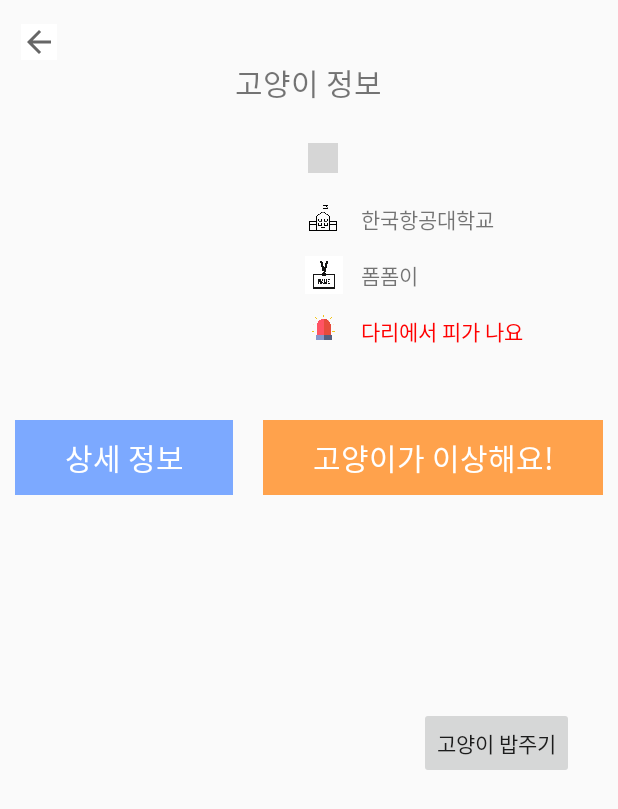
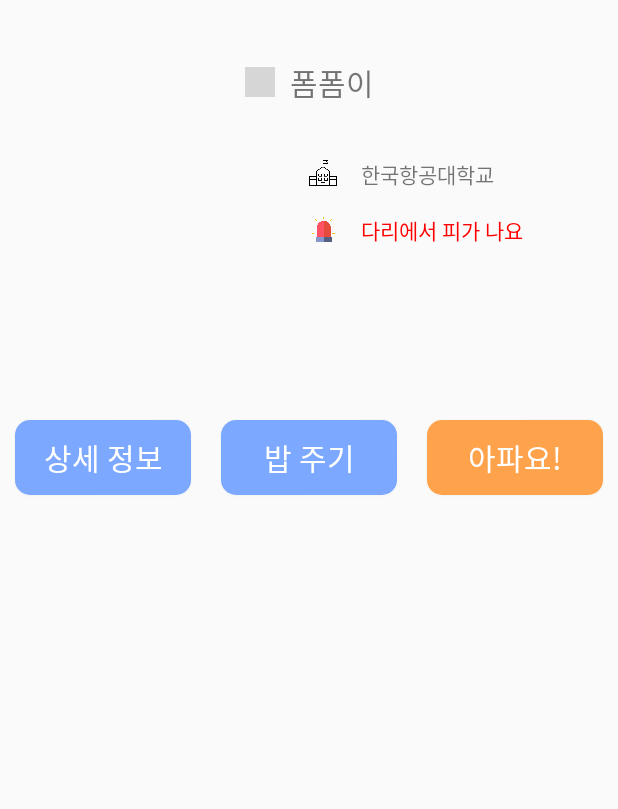
Before and after one commit to Campus-Street-Cat/streetcat, an Android app: the layout activity_cat_main.xml on its own in the app's theme, with its tools: preview values and no code run, on a phone screen of 412 x 824 dp. Shown: the top 809 px of the screen. Run offline under Robolectric (Android 15) with nearby library versions, the phone set to English and light mode, and no system bars; grey boxes are pictures that could not be loaded.

Commit message:
catInfo UI

```diff
--- a/app/src/main/AndroidManifest.xml
+++ b/app/src/main/AndroidManifest.xml
@@ -39,6 +39,7 @@
             android:label="@string/title_activity_login"
             android:theme="@style/Theme.Streetcat.NoActionBar" />
         <activity android:name=".activity.MainActivity" />
+        <activity android:name=".activity.FoodInfo" />
         <activity android:name=".activity.Login" />
         <activity android:name=".activity.Registration" />
         <activity android:name=".activity.CatInfo" />
--- a/app/src/main/res/layout/activity_cat_main.xml
+++ b/app/src/main/res/layout/activity_cat_main.xml
@@ -7,30 +7,44 @@
     android:layout_height="match_parent"
     tools:context=".activity.MainActivity">
 
-    <LinearLayout
+    <androidx.constraintlayout.widget.ConstraintLayout
         android:id="@+id/layout1"
         android:layout_width="match_parent"
         android:layout_height="wrap_content"
-        android:orientation="vertical"
+        android:orientation="horizontal"
         app:layout_constraintTop_toTopOf="parent">
 
-        <ImageButton
-            android:id="@+id/catInfo_backButton"
+        <LinearLayout
             android:layout_width="wrap_content"
             android:layout_height="wrap_content"
-            android:layout_marginStart="14dp"
-            android:layout_marginTop="16dp"
-            android:background="#FFFFFF"
-            android:layout_gravity="center_vertical"
-            app:srcCompat="?attr/actionModeCloseDrawable" />
+            android:layout_marginTop="40dp"
+            app:layout_constraintTop_toTopOf="parent"
+            app:layout_constraintStart_toStartOf="parent"
+            app:layout_constraintEnd_toEndOf="parent">
 
-        <TextView
-            android:layout_width="wrap_content"
-            android:layout_height="wrap_content"
-            android:layout_gravity="center_horizontal"
-            android:text="고양이 정보"
-            android:textSize="20sp" />
-    </LinearLayout>
+            <ImageButton
+                android:id="@+id/cat_star"
+                android:layout_width="20dp"
+                android:layout_height="20dp"
+                android:src="@drawable/star"
+                android:scaleType="centerInside"
+                android:background="@color/fui_transparent"
+                android:tint="@color/gray"
+                android:layout_gravity="center_vertical"
+                app:layout_constraintTop_toTopOf="parent"
+                />
+
+            <TextView
+                android:id="@+id/cat_name"
+                android:layout_width="wrap_content"
+                android:layout_height="wrap_content"
+                android:layout_marginStart="10dp"
+                android:layout_gravity="center_vertical"
+                android:text="폼폼이"
+                android:textSize="20sp"/>
+        </LinearLayout>
+
+    </androidx.constraintlayout.widget.ConstraintLayout>
 
     <RelativeLayout
         android:id="@+id/layout2"
@@ -50,29 +64,16 @@
             android:layout_height="match_parent"
             android:layout_toRightOf="@id/cat_profile_image">
 
-            <ImageButton
-                android:id="@+id/cat_star"
-                android:layout_width="20dp"
-                android:layout_height="20dp"
-                android:src="@drawable/star"
-                android:scaleType="centerInside"
-                android:background="@color/fui_transparent"
-                android:tint="@color/gray"
-
-                android:layout_marginStart="15dp"
-                android:layout_marginTop="25dp"
-                app:layout_constraintTop_toTopOf="parent"
-                app:layout_constraintStart_toStartOf="parent"/>
 
             <ImageView
                 android:id="@+id/school_icon"
                 android:layout_width="20dp"
                 android:layout_height="20dp"
                 android:layout_marginStart="15dp"
-                android:layout_marginTop="20dp"
+                android:layout_marginTop="35dp"
                 android:src="@drawable/school"
                 app:layout_constraintStart_toStartOf="parent"
-                app:layout_constraintTop_toBottomOf="@id/cat_star" />
+                app:layout_constraintTop_toTopOf="parent" />
 
             <TextView
                 android:id="@+id/school_name"
@@ -84,25 +85,6 @@
                 app:layout_constraintStart_toEndOf="@+id/school_icon"
                 app:layout_constraintTop_toTopOf="@id/school_icon" />
 
-            <ImageView
-                android:id="@+id/name_icon"
-                android:layout_width="25dp"
-                android:layout_height="25dp"
-                android:layout_marginStart="13dp"
-                android:layout_marginTop="35dp"
-                android:src="@drawable/name"
-                app:layout_constraintStart_toStartOf="parent"
-                app:layout_constraintTop_toTopOf="@id/school_icon" />
-
-            <TextView
-                android:id="@+id/cat_name"
-                android:layout_width="wrap_content"
-                android:layout_height="wrap_content"
-                android:layout_marginStart="12dp"
-                android:layout_marginTop="37dp"
-                android:text="폼폼이"
-                app:layout_constraintStart_toEndOf="@+id/name_icon"
-                app:layout_constraintTop_toTopOf="@id/school_name" />
 
             <ImageView
                 android:id="@+id/siren"
@@ -112,7 +94,7 @@
                 android:layout_marginTop="35dp"
                 android:src="@drawable/siren"
                 app:layout_constraintStart_toStartOf="parent"
-                app:layout_constraintTop_toTopOf="@id/name_icon" />
+                app:layout_constraintTop_toTopOf="@id/school_icon" />
 
             <TextView
                 android:id="@+id/sick_name"
@@ -123,7 +105,7 @@
                 android:text="다리에서 피가 나요"
                 android:textColor="#FF0000"
                 app:layout_constraintStart_toEndOf="@+id/siren"
-                app:layout_constraintTop_toTopOf="@id/cat_name" />
+                app:layout_constraintTop_toTopOf="@id/school_name" />
 
         </androidx.constraintlayout.widget.ConstraintLayout>
 
@@ -135,30 +117,43 @@
         android:layout_width="match_parent"
         android:layout_height="wrap_content"
         android:orientation="horizontal"
-        android:weightSum="2"
+        android:weightSum="3"
         app:layout_constraintTop_toBottomOf="@id/layout2">
 
         <Button
             android:id="@+id/detail_info"
-            android:layout_width="wrap_content"
+            android:layout_width="170dp"
             android:layout_height="wrap_content"
             android:layout_margin="10dp"
             android:layout_weight="1"
-            android:background="@color/blue"
+            android:background="@drawable/custom_btn"
             android:padding="10dp"
             android:text="상세 정보"
             android:textColor="@color/white"
             android:textSize="20sp" />
 
         <Button
-            android:id="@+id/cat_health"
-            android:layout_width="wrap_content"
+            android:id="@+id/btn_feed"
+            android:layout_width="170dp"
             android:layout_height="wrap_content"
             android:layout_margin="10dp"
             android:layout_weight="1"
-            android:background="@color/orange"
+            android:background="@drawable/custom_btn"
             android:padding="10dp"
-            android:text="고양이가 이상해요!"
+            android:text="밥 주기"
+            android:textColor="@color/white"
+            android:textSize="20sp" />
+
+        <Button
+            android:id="@+id/cat_health"
+            android:layout_width="170dp"
+            android:layout_height="wrap_content"
+            android:layout_margin="10dp"
+            android:layout_weight="1"
+            android:background="@drawable/custom_btn"
+            android:backgroundTint="@color/orange"
+            android:padding="10dp"
+            android:text="아파요!"
             android:textColor="@color/white"
             android:textSize="20sp" />
     </LinearLayout>
@@ -173,17 +168,4 @@
         app:layout_constraintTop_toBottomOf="@+id/layout3"
         tools:listitem="@layout/item_gallery" />
 
-    <Button
-        android:id="@+id/btn_feed"
-        android:layout_width="wrap_content"
-        android:layout_height="wrap_content"
-        android:layout_marginTop="131dp"
-        android:text="고양이 밥주기"
-        app:layout_constraintBottom_toBottomOf="@+id/galleryView"
-        app:layout_constraintEnd_toEndOf="parent"
-        app:layout_constraintHorizontal_bias="0.905"
-        app:layout_constraintStart_toStartOf="parent"
-        app:layout_constraintTop_toBottomOf="@+id/layout3"
-        app:layout_constraintVertical_bias="0.0" />
-
 </androidx.constraintlayout.widget.ConstraintLayout>
```
